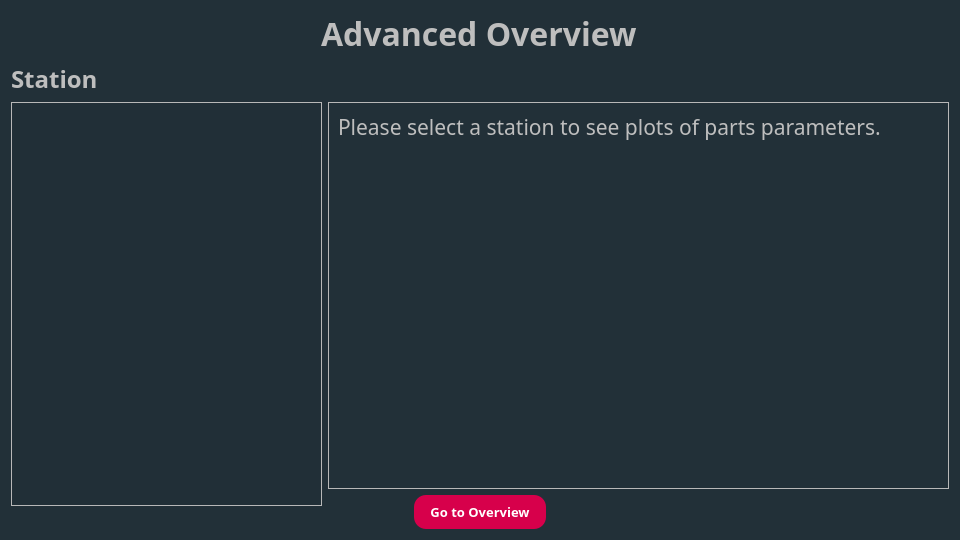
Qt form ciit/resources/ui/advanced_overview_window.ui (ionutsilviu3/CIIT) before a commit.
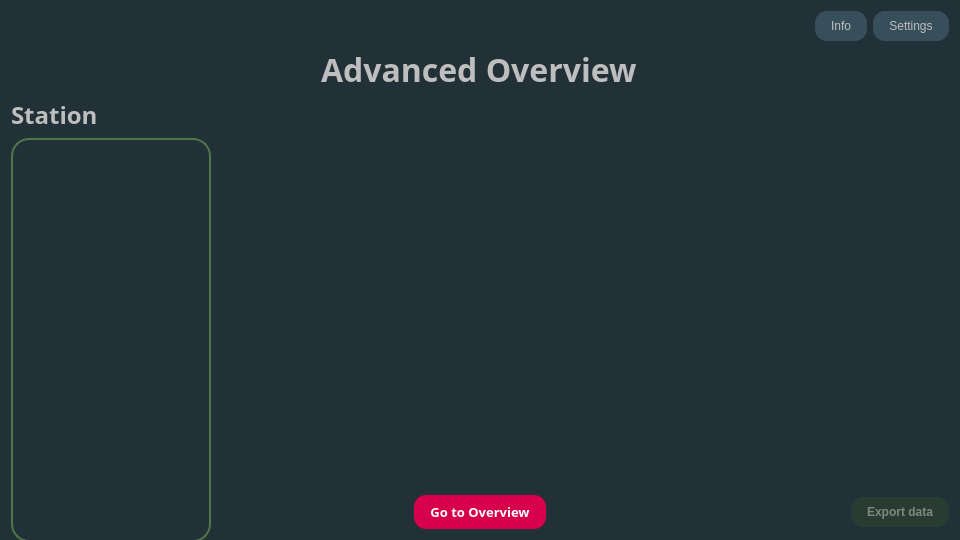
The same form after that commit.

Commit message: MVC-er app, before info, full settings

Patch:
```diff
--- a/ciit/resources/ui/advanced_overview_window.ui
+++ b/ciit/resources/ui/advanced_overview_window.ui
@@ -22,9 +22,51 @@
   <property name="styleSheet">
    <string notr="true">QWidget#AdvancedOverviewWidget {
 	background-color: rgb(34, 48, 56);
-}</string>
+}
+
+QPushButton {
+	border-radius: 12px;
+	padding-left: 16px;
+	padding-right: 16px;
+	padding-top: 8 px;
+	padding-bottom: 8 px;
+	color: rgb(190, 190, 190);
+	background-color: rgb(55, 79, 91);
+    }
+</string>
   </property>
   <layout class="QVBoxLayout" name="verticalLayout">
+   <item>
+    <layout class="QHBoxLayout" name="horizontalLayout">
+     <item>
+      <spacer name="horizontalSpacer">
+       <property name="orientation">
+        <enum>Qt::Orientation::Horizontal</enum>
+       </property>
+       <property name="sizeHint" stdset="0">
+        <size>
+         <width>40</width>
+         <height>20</height>
+        </size>
+       </property>
+      </spacer>
+     </item>
+     <item>
+      <widget class="QPushButton" name="pb_info">
+       <property name="text">
+        <string>Info</string>
+       </property>
+      </widget>
+     </item>
+     <item>
+      <widget class="QPushButton" name="pb_settings">
+       <property name="text">
+        <string>Settings</string>
+       </property>
+      </widget>
+     </item>
+    </layout>
+   </item>
    <item alignment="Qt::AlignmentFlag::AlignHCenter|Qt::AlignmentFlag::AlignTop">
     <widget class="QLabel" name="lb_title">
      <property name="font">
@@ -45,25 +87,52 @@
      </property>
     </widget>
    </item>
-   <item alignment="Qt::AlignmentFlag::AlignLeft|Qt::AlignmentFlag::AlignBottom">
-    <widget class="QLabel" name="lb_station">
-     <property name="font">
-      <font>
-       <family>Vitesco</family>
-       <pointsize>18</pointsize>
-       <bold>true</bold>
-      </font>
-     </property>
-     <property name="styleSheet">
-      <string notr="true">QLabel#lb_station
+   <item>
+    <layout class="QHBoxLayout" name="horizontalLayout_4">
+     <item>
+      <widget class="QLabel" name="lb_station">
+       <property name="font">
+        <font>
+         <family>Vitesco</family>
+         <pointsize>18</pointsize>
+         <bold>true</bold>
+        </font>
+       </property>
+       <property name="styleSheet">
+        <string notr="true">QLabel#lb_station
 {
 color: rgb(190, 190, 190);
 }</string>
-     </property>
-     <property name="text">
-      <string>Station</string>
-     </property>
-    </widget>
+       </property>
+       <property name="text">
+        <string>Station</string>
+       </property>
+      </widget>
+     </item>
+     <item>
+      <widget class="QLabel" name="lb_message">
+       <property name="font">
+        <font>
+         <family>Roboto</family>
+         <pointsize>10</pointsize>
+        </font>
+       </property>
+       <property name="styleSheet">
+        <string notr="true">color: rgb(190, 190, 190);</string>
+       </property>
+       <property name="text">
+        <string/>
+       </property>
+      </widget>
+     </item>
+     <item>
+      <widget class="QLabel" name="placeholder_2">
+       <property name="text">
+        <string/>
+       </property>
+      </widget>
+     </item>
+    </layout>
    </item>
    <item>
     <layout class="QHBoxLayout" name="horizontalLayout_2">
@@ -77,36 +146,45 @@
        </property>
        <property name="minimumSize">
         <size>
-         <width>311</width>
+         <width>200</width>
          <height>404</height>
         </size>
        </property>
        <property name="maximumSize">
         <size>
-         <width>400</width>
+         <width>200</width>
          <height>16777215</height>
         </size>
        </property>
        <property name="styleSheet">
         <string notr="true">QWidget#sa_contents_buttons {
-	background-color: rgb(33, 47, 55);
+    background-color: rgb(34, 48, 56);
+    border: 2px solid rgb(80, 118, 70);
+    border-radius: 18px; /* Set the border radius for rounded corners */
+    padding: 5px; /* Add some padding to ensure the contents do not touch the borders */
+    margin: 0; /* Remove any default margin */
+}
+
+QScrollArea {
+	background-color:rgba(0,0,0,0);
+	border: none;
 }
 
 QRadioButton {
-	font: 20pt Vitesco;
+	font: 24pt Vitesco;
 	color: rgb(190, 190, 190);
-    spacing: 10px;
+    spacing: 12px;
 }
 
 QRadioButton::indicator {
-    width: 20px;
-    height: 20px;
+    width: 24px;
+    height: 24px;
 	background-color: rgb(190, 190, 190);
-	border-radius: 10px;
+	border-radius: 12px;
 }
 
 QRadioButton::indicator:checked {
-   background-color: #F0E614;
+   background-color: rgb(80, 118, 70);;
 }
 
 QScrollBar:vertical {
@@ -152,8 +230,8 @@
          <rect>
           <x>0</x>
           <y>0</y>
-          <width>309</width>
-          <height>403</height>
+          <width>200</width>
+          <height>404</height>
          </rect>
         </property>
        </widget>
@@ -168,10 +246,83 @@
         </sizepolicy>
        </property>
        <property name="styleSheet">
-        <string notr="true">QWidget#sa_contents_plots
-{
-background-color: rgb(34, 48, 56);
-}</string>
+        <string notr="true">QWidget#sa_contents_plots {
+    background-color: rgb(34, 48, 56);
+}
+
+QScrollArea {
+    background-color: rgba(0, 0, 0, 0);
+    border: none;
+}
+
+/* Vertical Scrollbar */
+QScrollBar:vertical {
+    background-color: rgba(0, 0, 0, 0);
+    width: 20px;
+    margin: 10px 10px 10px 0px;  /* top right bottom left */
+    border-radius: 15px;
+}
+
+QScrollBar::handle:vertical {
+    background-color: rgb(44, 62, 72);
+    border-radius: 5px;
+}
+
+QScrollBar::handle:vertical:hover {
+    background-color: rgb(42, 59, 68);
+}
+
+QScrollBar::handle:vertical:pressed {
+    background-color: rgb(34, 48, 56);
+}
+
+QScrollBar::add-line:vertical,
+QScrollBar::sub-line:vertical {
+    background-color: rgba(0, 0, 0, 0);
+    height: 10px;
+    subcontrol-position: top;
+    subcontrol-origin: margin;
+}
+
+QScrollBar::add-page:vertical,
+QScrollBar::sub-page:vertical {
+    background-color: rgba(0, 0, 0, 0);
+}
+
+/* Horizontal Scrollbar */
+QScrollBar:horizontal {
+    background-color: rgba(0, 0, 0, 0);
+    height: 20px;
+    margin: 0px 10px 10px 10px;  /* top right bottom left */
+    border-radius: 15px;
+}
+
+QScrollBar::handle:horizontal {
+    background-color: rgb(44, 62, 72);
+    border-radius: 5px;
+}
+
+QScrollBar::handle:horizontal:hover {
+    background-color: rgb(42, 59, 68);
+}
+
+QScrollBar::handle:horizontal:pressed {
+    background-color: rgb(34, 48, 56);
+}
+
+QScrollBar::add-line:horizontal,
+QScrollBar::sub-line:horizontal {
+    background-color: rgba(0, 0, 0, 0);
+    width: 10px;
+    subcontrol-position: left;
+    subcontrol-origin: margin;
+}
+
+QScrollBar::add-page:horizontal,
+QScrollBar::sub-page:horizontal {
+    background-color: rgba(0, 0, 0, 0);
+}
+</string>
        </property>
        <property name="widgetResizable">
         <bool>true</bool>
@@ -181,8 +332,8 @@
          <rect>
           <x>0</x>
           <y>0</y>
-          <width>621</width>
-          <height>403</height>
+          <width>734</width>
+          <height>358</height>
          </rect>
         </property>
         <property name="sizePolicy">
@@ -201,39 +352,32 @@
          <property name="sizeConstraint">
           <enum>QLayout::SizeConstraint::SetMinAndMaxSize</enum>
          </property>
-         <item alignment="Qt::AlignmentFlag::AlignTop">
-          <widget class="QLabel" name="lb_message">
-           <property name="font">
-            <font>
-             <family>Vitesco</family>
-             <pointsize>16</pointsize>
-            </font>
-           </property>
-           <property name="styleSheet">
-            <string notr="true"/>
-           </property>
-           <property name="text">
-            <string>Please select a station to see plots of parts parameters.</string>
-           </property>
-          </widget>
-         </item>
         </layout>
        </widget>
       </widget>
      </item>
     </layout>
    </item>
-   <item alignment="Qt::AlignmentFlag::AlignHCenter|Qt::AlignmentFlag::AlignBottom">
-    <widget class="QPushButton" name="pb_overview">
-     <property name="font">
-      <font>
-       <family>Vitesco</family>
-       <pointsize>10</pointsize>
-       <bold>true</bold>
-      </font>
-     </property>
-     <property name="styleSheet">
-      <string notr="true">QPushButton {
+   <item>
+    <layout class="QHBoxLayout" name="horizontalLayout_3">
+     <item alignment="Qt::AlignmentFlag::AlignLeft|Qt::AlignmentFlag::AlignVCenter">
+      <widget class="QLabel" name="placeholder">
+       <property name="text">
+        <string/>
+       </property>
+      </widget>
+     </item>
+     <item alignment="Qt::AlignmentFlag::AlignHCenter|Qt::AlignmentFlag::AlignVCenter">
+      <widget class="QPushButton" name="pb_overview">
+       <property name="font">
+        <font>
+         <family>Vitesco</family>
+         <pointsize>10</pointsize>
+         <bold>true</bold>
+        </font>
+       </property>
+       <property name="styleSheet">
+        <string notr="true">QPushButton {
 	border-radius: 12px;
 	padding-left: 16px;
 	padding-right: 16px;
@@ -242,11 +386,38 @@
 	color: white;
 	background-color: rgb(215,0,75)
     }</string>
-     </property>
-     <property name="text">
-      <string>Go to Overview</string>
-     </property>
-    </widget>
+       </property>
+       <property name="text">
+        <string>Go to Overview</string>
+       </property>
+      </widget>
+     </item>
+     <item alignment="Qt::AlignmentFlag::AlignRight|Qt::AlignmentFlag::AlignVCenter">
+      <widget class="QPushButton" name="pb_export">
+       <property name="enabled">
+        <bool>false</bool>
+       </property>
+       <property name="font">
+        <font>
+         <bold>true</bold>
+        </font>
+       </property>
+       <property name="styleSheet">
+        <string notr="true">QPushButton:Enabled{
+	background-color: rgb(53, 78, 40);
+	color: rgba(255,255,255, 200);
+}
+QPushButton:Disabled{
+	background-color: rgba(53, 78, 40, 100);
+	color: rgba(255,255,255, 100);
+}</string>
+       </property>
+       <property name="text">
+        <string>Export data</string>
+       </property>
+      </widget>
+     </item>
+    </layout>
    </item>
   </layout>
  </widget>
```
The commit also changes 34 other files.
